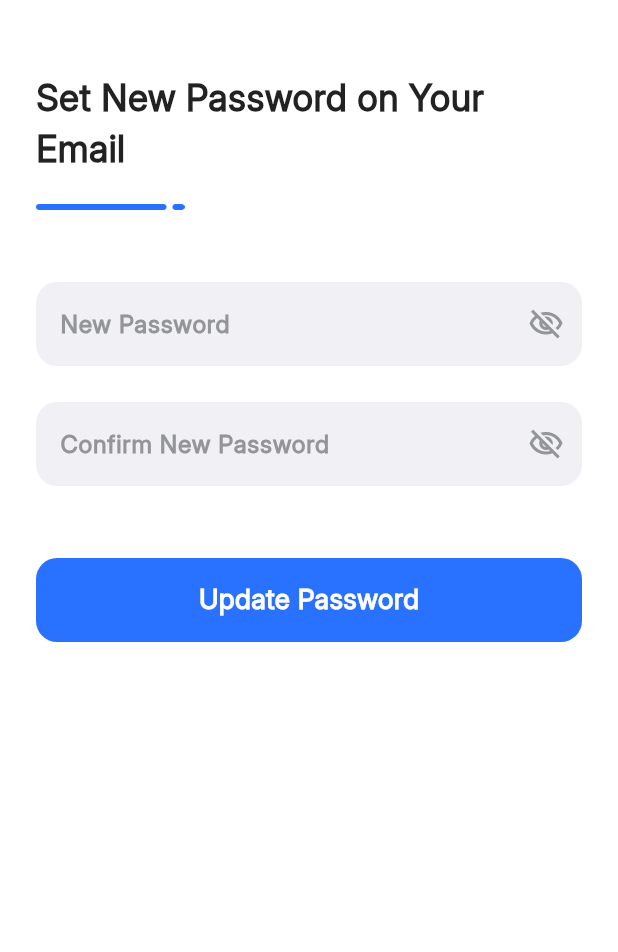
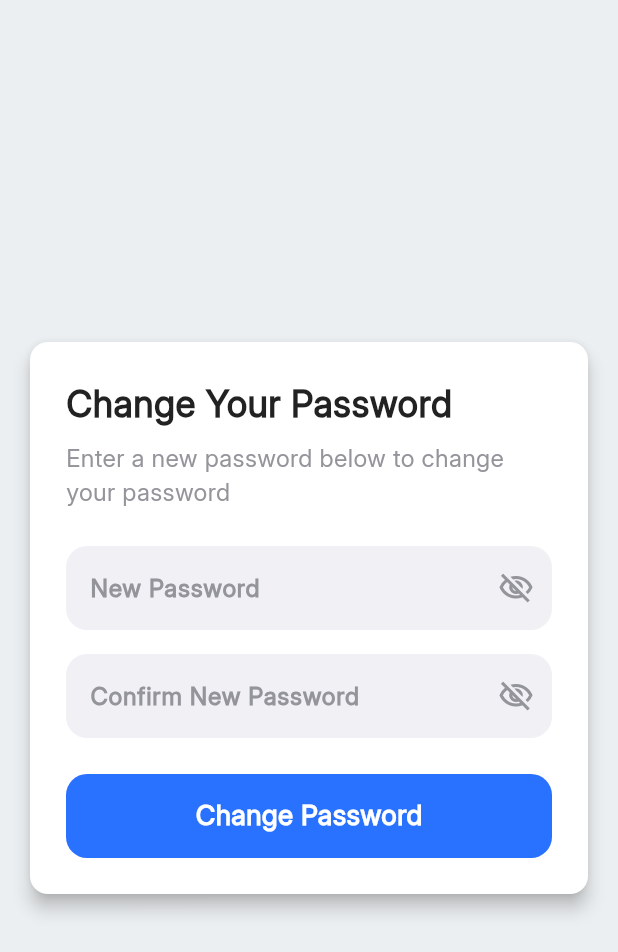
Before and after one commit to devenvoy/gradnet_web, a Flutter app: the screen it shows after launch, on a phone screen of 412 x 824 dp. Shown: the top 952 px of the screen. Run offline on Flutter 3.47's test engine with Material 3 defaults, Android fonts, the phone set to English and light mode, and no system bars.

Commit message:
ui updated

```diff
--- a/lib/main.dart
+++ b/lib/main.dart
@@ -1,5 +1,6 @@
 import 'package:flutter/material.dart';
 import 'package:gradnet_web/pages/new_password.dart';
+import 'package:gradnet_web/theme.dart';
 
 void main() {
   runApp(const MyApp());
@@ -11,15 +12,16 @@ class MyApp extends StatelessWidget {
   @override
   Widget build(BuildContext context) {
     return MaterialApp(
+      debugShowCheckedModeBanner: false,
       title: 'Gradnet WebApp',
       theme: ThemeData(
-        textTheme: const TextTheme(
-          headlineLarge: TextStyle(fontSize: 24, fontWeight: FontWeight.w700, fontFamily: 'Roboto'),
-          headlineSmall: TextStyle(fontSize: 18, fontWeight: FontWeight.w600, fontFamily: 'Roboto'),
-          bodyLarge: TextStyle(fontSize: 16, fontWeight: FontWeight.w400, fontFamily: 'Roboto'),
+        textTheme: TextTheme(
+          headlineLarge: heading2,
+          headlineSmall: heading5,
+          bodyLarge: regular16pt,
         ),
       ),
-      home: const NewPasswordScreen(),
+      home: NewPasswordScreen(),
     );
   }
 }
--- a/lib/pages/new_password.dart
+++ b/lib/pages/new_password.dart
@@ -34,40 +34,39 @@ class _NewPasswordScreenState extends State<NewPasswordScreen> {
   @override
   Widget build(BuildContext context) {
     return Scaffold(
-      resizeToAvoidBottomInset: false,
-      backgroundColor: Colors.white,
-      body: SingleChildScrollView(
-        child: SafeArea(
+      backgroundColor: Colors.blueGrey[50],
+      body: Center(
         child: Padding(
-            padding: const EdgeInsets.fromLTRB(24, 48, 24, 0),
+          padding: const EdgeInsets.all(16.0),
+          child: ConstrainedBox(
+            constraints: const BoxConstraints(maxWidth: 400), // Set max width
+            child: Card(
+              shape: RoundedRectangleBorder(
+                borderRadius: BorderRadius.circular(12.0),
+              ),
+              elevation: 5,
+              color: Colors.white,
+              child: Padding(
+                padding: const EdgeInsets.all(24.0),
                 child: Column(
-              crossAxisAlignment: CrossAxisAlignment.start,
-              children: [
-                Column(
+                  mainAxisSize: MainAxisSize.min,
                   crossAxisAlignment: CrossAxisAlignment.start,
                   children: [
                     Text(
-                      "Set New Password on Your\nEmail",
+                      "Change Your Password",
                       style: heading2.copyWith(color: textBlack),
                     ),
-                    SizedBox(
-                      height: 20,
+                    const SizedBox(height: 8),
+                    Text(
+                      "Enter a new password below to change your password",
+                      style: regular16pt.copyWith(color: textGrey),
                     ),
-                    Image.asset(
-                      'assets/images/accent.png',
-                      width: 99,
-                      height: 4,
-                    )
-                  ],
-                ),
-                SizedBox(
-                  height: 48,
-                ),
+                    const SizedBox(height: 24),
                     Form(
                       child: Column(
                         children: [
                           InputField(
-                        obscureText: passwordVisible,
+                            obscureText: !passwordVisible,
                             hintText: 'New Password',
                             suffixIcon: IconButton(
                               color: textGrey,
@@ -77,12 +76,11 @@ class _NewPasswordScreenState extends State<NewPasswordScreen> {
                                   : Icons.visibility_off_outlined),
                               onPressed: togglePassword,
                             ),
-                          controller: passwordController),
-                      SizedBox(
-                        height: 24,
+                            controller: passwordController,
                           ),
+                          const SizedBox(height: 16),
                           InputField(
-                        obscureText: confirmNewPasswordVisible,
+                            obscureText: !confirmNewPasswordVisible,
                             hintText: 'Confirm New Password',
                             suffixIcon: IconButton(
                               color: textGrey,
@@ -92,19 +90,21 @@ class _NewPasswordScreenState extends State<NewPasswordScreen> {
                                   : Icons.visibility_off_outlined),
                               onPressed: toggleConfirmPassword,
                             ),
-                          controller: confirmNewPasswordController),
+                            controller: confirmNewPasswordController,
+                          ),
                         ],
                       ),
                     ),
-                SizedBox(
-                  height: 48,
-                ),
+                    const SizedBox(height: 24),
                     CustomPrimaryButton(
                       buttonColor: primaryBlue,
-                    textValue: 'Update Password',
+                      textValue: 'Change Password',
                       textColor: Colors.white,
-                    onPressed: () {}),
+                      onPressed: () {},
+                    ),
                   ],
+                ),
+              ),
             ),
           ),
         ),
--- a/pubspec.yaml
+++ b/pubspec.yaml
@@ -36,6 +36,11 @@ dependencies:
   cupertino_icons: ^1.0.8
   country_code_picker: ^3.0.0
   otp_text_field: ^1.1.3
+  http: ^1.3.0
+  dio: ^5.8.0+1
+  cached_network_image: ^3.4.1
+  provider: ^6.1.2
+  get_it: ^8.0.3
 
 dev_dependencies:
   flutter_test:
```
Also changed, not shown: pubspec.lock, 7 other files. Lines whose indentation alone changed are shown as unchanged.
